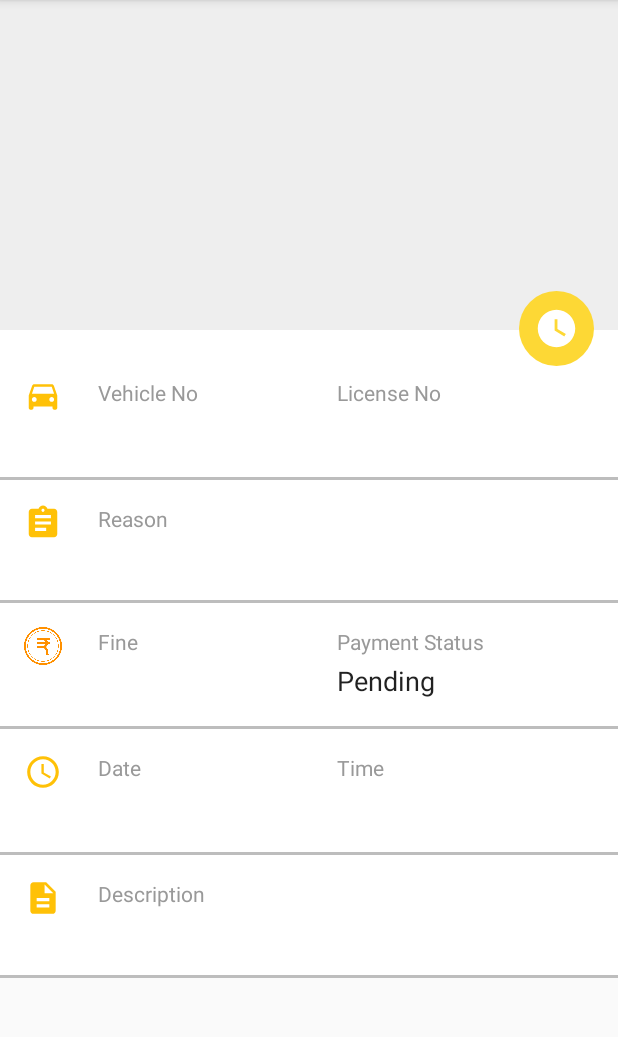
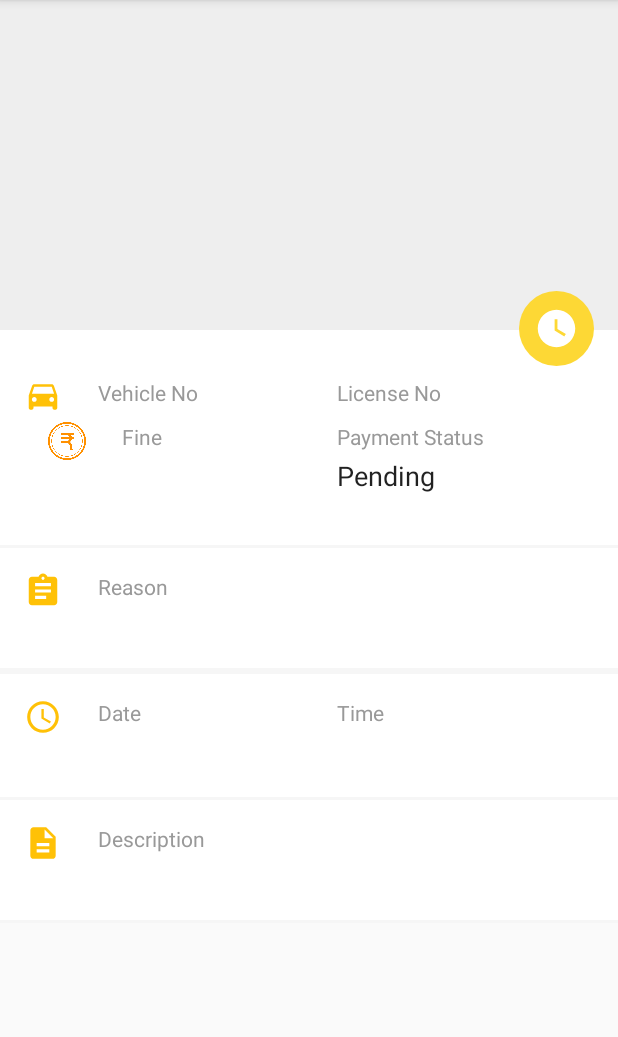
Before and after one commit to ENGG-4/Traffic-Violators-Users, an Android app: the ViewReportActivity screen opened directly, with no data from a screen before it, on a phone screen of 412 x 824 dp, the part 84-1121 px from its top. Run offline under Robolectric (Android 15) with nearby library versions, the phone set to English and light mode, and no system bars; our stand-ins replace Firebase (no records; nobody signed in at launch, a user with empty details on screens opened directly); libraries missing offline, so code that uses them is left out: com.firebase.ui; 10 statements that could not run were skipped.

Commit message:
Added realistic colors for the UI.

```diff
--- a/app/src/main/res/layout/activity_main.xml
+++ b/app/src/main/res/layout/activity_main.xml
@@ -60,7 +60,7 @@
     <android.support.v7.widget.RecyclerView
         android:id="@+id/RecycleView"
         android:layout_width="match_parent"
-        android:layout_height="350dp"
+        android:layout_height="400dp"
         android:layout_below="@id/search_button"
         android:layout_marginTop="12dp" />
 </RelativeLayout>
--- a/app/src/main/res/layout/activity_view_report.xml
+++ b/app/src/main/res/layout/activity_view_report.xml
@@ -81,6 +81,68 @@ tools:context="violatorsusers.traffic.com.trafficviolatorsusers.ViewReportActivi
                 android:textSize="18sp"
                 android:textAppearance="@android:style/TextAppearance.Material.Large"/>
 
+            <RelativeLayout
+                android:layout_width="match_parent"
+                android:layout_height="wrap_content"
+                android:layout_alignParentTop="true"
+                android:layout_centerHorizontal="true"
+                android:layout_marginTop="13dp"
+                android:padding="16dp">
+
+                <ImageView
+                    android:id="@+id/txt_view_img5"
+                    android:layout_width="25dp"
+                    android:layout_height="25dp"
+                    android:layout_alignParentStart="true"
+                    android:layout_marginRight="24dp"
+                    android:src="@drawable/ic_fine_primary" />
+
+                <TextView
+                    android:id="@+id/txt_fineTitle"
+                    android:layout_width="wrap_content"
+                    android:layout_height="wrap_content"
+                    android:layout_toEndOf="@id/txt_view_img5"
+                    android:text="Fine"
+                    android:textColor="@color/colorSecondaryText" />
+
+                <TextView
+                    android:id="@+id/txt_fineValue"
+                    android:layout_width="wrap_content"
+                    android:layout_height="wrap_content"
+                    android:layout_below="@id/txt_fineTitle"
+                    android:layout_marginTop="4dp"
+                    android:layout_toEndOf="@id/txt_view_img5"
+                    android:textAppearance="@android:style/TextAppearance.Material.Large"
+                    android:textSize="18sp" />
+
+                <android.support.v4.widget.Space
+                    android:id="@+id/space5"
+                    android:layout_width="5dp"
+                    android:layout_height="50dp"
+                    android:layout_centerHorizontal="true"
+                    android:layout_marginLeft="16dp"
+                    android:layout_marginRight="16dp" />
+
+                <TextView
+                    android:id="@+id/txt_statusTitle"
+                    android:layout_width="wrap_content"
+                    android:layout_height="wrap_content"
+                    android:layout_toEndOf="@id/space5"
+                    android:text="Payment Status"
+                    android:textColor="@color/colorSecondaryText" />
+
+                <TextView
+                    android:id="@+id/txt_statusValue"
+                    android:layout_width="wrap_content"
+                    android:layout_height="wrap_content"
+                    android:layout_below="@id/txt_fineTitle"
+                    android:layout_marginTop="4dp"
+                    android:layout_toEndOf="@id/space5"
+                    android:textAppearance="@android:style/TextAppearance.Material.Large"
+                    android:textSize="18sp" />
+
+            </RelativeLayout>
+
         </RelativeLayout>
 
         <View
@@ -125,65 +187,6 @@ tools:context="violatorsusers.traffic.com.trafficviolatorsusers.ViewReportActivi
             android:layout_width="match_parent"
             android:layout_height="2dp"
             android:background="@color/colorDivider"/>
-
-        <RelativeLayout
-            android:layout_width="match_parent"
-            android:layout_height="wrap_content"
-            android:padding="16dp">
-
-            <ImageView
-                android:id="@+id/txt_view_img5"
-                android:layout_width="25dp"
-                android:layout_height="25dp"
-                android:layout_marginRight="24dp"
-                android:layout_alignParentStart="true"
-                android:src="@drawable/ic_fine_primary"/>
-
-            <TextView
-                android:id="@+id/txt_fineTitle"
-                android:layout_width="wrap_content"
-                android:layout_height="wrap_content"
-                android:layout_toEndOf="@id/txt_view_img5"
-                android:text="Fine"
-                android:textColor="@color/colorSecondaryText"/>
-
-            <TextView
-                android:id="@+id/txt_fineValue"
-                android:layout_width="wrap_content"
-                android:layout_height="wrap_content"
-                android:layout_below="@id/txt_fineTitle"
-                android:layout_marginTop="4dp"
-                android:layout_toEndOf="@id/txt_view_img5"
-                android:textSize="18sp"
-                android:textAppearance="@android:style/TextAppearance.Material.Large" />
-
-            <android.support.v4.widget.Space
-                android:id="@+id/space5"
-                android:layout_width="5dp"
-                android:layout_height="50dp"
-                android:layout_marginLeft="16dp"
-                android:layout_marginRight="16dp"
-                android:layout_centerHorizontal="true"/>
-
-            <TextView
-                android:id="@+id/txt_statusTitle"
-                android:layout_width="wrap_content"
-                android:layout_height="wrap_content"
-                android:layout_toEndOf="@id/space5"
-                android:text="Payment Status"
-                android:textColor="@color/colorSecondaryText"/>
-
-            <TextView
-                android:id="@+id/txt_statusValue"
-                android:layout_width="wrap_content"
-                android:layout_height="wrap_content"
-                android:layout_marginTop="4dp"
-                android:layout_toEndOf="@id/space5"
-                android:layout_below="@id/txt_fineTitle"
-                android:textSize="18sp"
-                android:textAppearance="@android:style/TextAppearance.Material.Large"/>
-
-        </RelativeLayout>
 
         <View
             android:layout_width="match_parent"
--- a/app/src/main/res/values/colors.xml
+++ b/app/src/main/res/values/colors.xml
@@ -10,7 +10,7 @@
     <color name="colorSecondaryText">#999999</color>
     <color name="colorIcons">#212121</color>
     <color name="colorHint">#BDBDBD</color>
-    <color name="colorDivider">#BDBDBD</color>
+    <color name="colorDivider">#F6F6F6</color>
 
     <color name="grey_100">#F5F5F5</color>
     <color name="grey_300">#E0E0E0</color>
```
